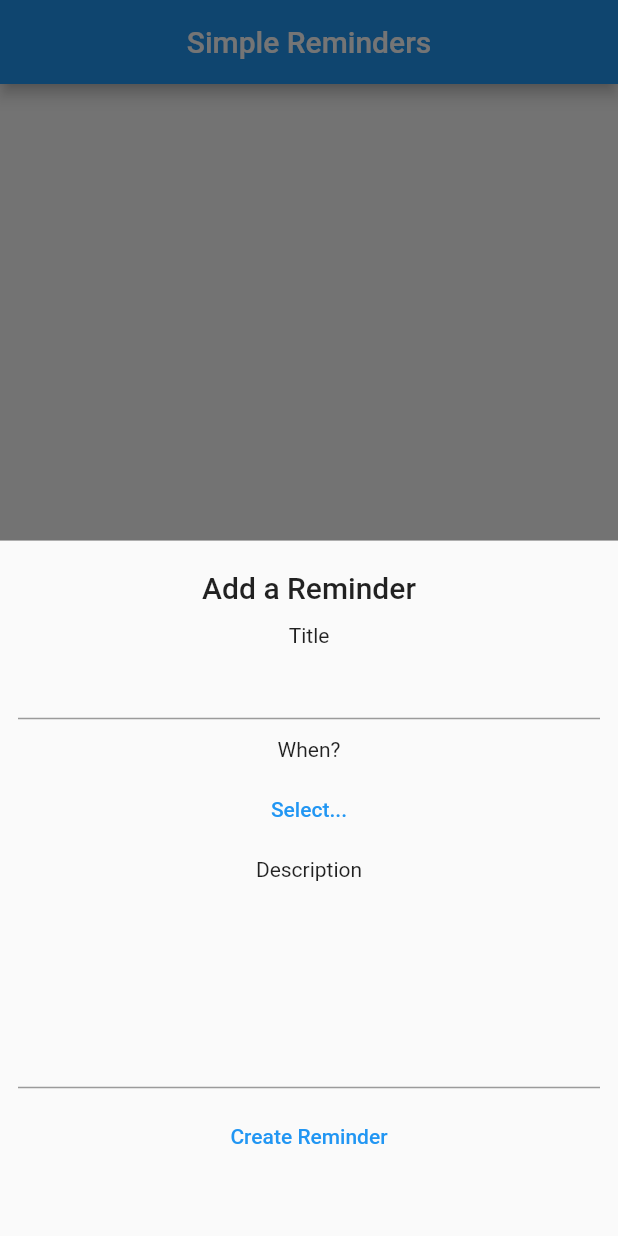
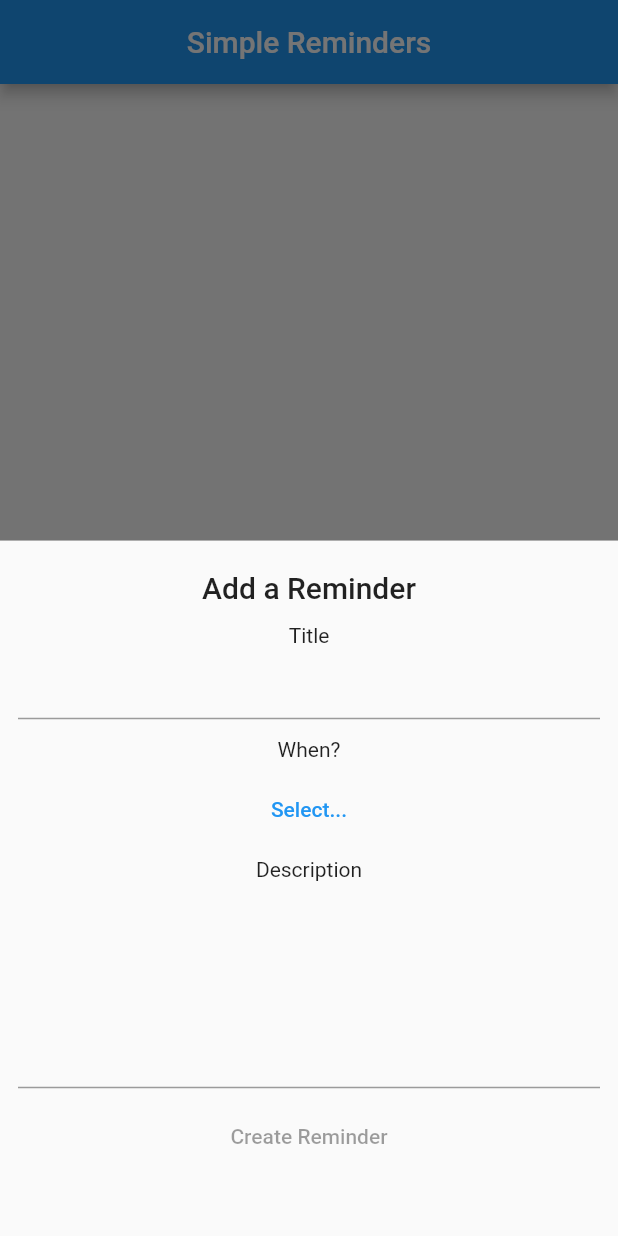
Before and after one commit to juancavallotti/flutter-firestore-appcheck-sample, a Flutter app: the screen it shows after launch, after a tap on the "add" icon, on a phone screen of 412 x 824 dp. Run offline on Flutter 3.47's test engine with Material 2 defaults, Android fonts, the light colour scheme and no system bars; drawn by our look-alikes of loader_overlay; our stand-ins replace cloud_firestore, firebase_core, flutter_bloc, flutter_dotenv; accounts and stored records are empty.

Commit message:
Add reminder state management now working

```diff
--- a/lib/app/add_reminder.dart
+++ b/lib/app/add_reminder.dart
@@ -1,4 +1,7 @@
 import 'package:flutter/material.dart';
+import 'package:flutter_bloc/flutter_bloc.dart';
+import 'package:intl/intl.dart';
+import 'package:reminders_app/app/add_reminder_state.dart';
 import 'package:reminders_app/utils/utils.dart';
 
 class AddReminder extends StatelessWidget {
@@ -8,6 +11,9 @@ class AddReminder extends StatelessWidget {
   Widget build(BuildContext context) {
     const formPadding = 12.0;
 
+    return BlocBuilder<AddReminderCubit, EditReminderState>(
+        builder: (context, state) {
+      final cubit = context.read<AddReminderCubit>();
       return Scaffold(
         body: <Widget>[
           Text(
@@ -15,44 +21,59 @@ class AddReminder extends StatelessWidget {
             style: Theme.of(context).textTheme.titleLarge,
           ).padding(top: 20),
           const Text("Title").padding(top: formPadding),
-        const TextField().padding(left: formPadding, right: formPadding),
+          TextFormField(
+            initialValue: state.title,
+            onChanged: (value) => cubit.updateField(title: value),
+          ).padding(left: formPadding, right: formPadding),
           const Text("When?").padding(top: formPadding),
           TextButton(
-          child: const Text("Select..."),
+            child: state.when == null
+                ? const Text("Select...")
+                : Text(
+                    "${DateFormat.yMd().format(state.when!)} ${DateFormat.jm().format(state.when!)}"),
             onPressed: () {
               _dateAndTimePicker(context,
-                onSelect: (dateTime) => print("Selected: $dateTime"));
+                  initialDateTime: state.when,
+                  onSelect: (dateTime) => cubit.updateField(when: dateTime));
             },
           )
               .boxExpand()
               .sizedBox(height: 40)
               .padding(left: formPadding, right: formPadding, top: formPadding),
           const Text("Description").padding(top: formPadding),
-        const TextField(
+          TextFormField(
+            initialValue: state.body,
             maxLines: 6,
+            onChanged: (value) => cubit.updateField(body: value),
           ).padding(left: formPadding, right: formPadding),
           TextButton(
+            onPressed: cubit.isValid() ? () {} : null,
             child: const Text("Create Reminder"),
-          onPressed: () {},
           )
               .boxExpand()
               .sizedBox(height: 40)
               .padding(left: formPadding, right: formPadding, top: formPadding)
         ].column().boxExpand(),
       );
+    });
   }
 }
 
 void _dateAndTimePicker(BuildContext context,
-    {required void Function(DateTime? dateTime) onSelect}) {
+    {DateTime? initialDateTime,
+    required void Function(DateTime? dateTime) onSelect}) {
   showDatePicker(
     context: context,
-    initialDate: DateTime.now(),
+    initialDate: initialDateTime ?? DateTime.now(),
     firstDate: DateTime.now(),
     lastDate: DateTime.now().add(const Duration(days: 60)),
   ).then((selectedDate) {
     if (selectedDate != null) {
-      showTimePicker(context: context, initialTime: TimeOfDay.now())
+      showTimePicker(
+              context: context,
+              initialTime: (initialDateTime == null)
+                  ? TimeOfDay.now()
+                  : TimeOfDay.fromDateTime(initialDateTime))
           .then((selectedTime) {
         if (selectedTime == null) {
           onSelect(null);
--- a/lib/app/add_reminder_state.dart
+++ b/lib/app/add_reminder_state.dart
@@ -1,14 +1,45 @@
 import 'package:flutter_bloc/flutter_bloc.dart';
-import 'package:reminders_app/app/reminder.dart';
 
-class AddReminderCubit extends Cubit<Reminder> {
-  AddReminderCubit() : super(Reminder(title: "", when: DateTime.now()));
+abstract class EditReminderState {
+  final String? title;
+  final DateTime? when;
+  final String? body;
+
+  EditReminderState({this.title, this.when, this.body});
+}
+
+class EditingReminderState extends EditReminderState {
+  EditingReminderState({super.title, super.when, super.body});
+}
+
+class SubmittedReminderState extends EditReminderState {
+  SubmittedReminderState({super.title, super.when, super.body});
+}
+
+class CanceledReminderState extends EditReminderState {}
+
+class AddReminderCubit extends Cubit<EditReminderState> {
+  AddReminderCubit() : super(EditingReminderState());
 
   void updateField({String? title, DateTime? when, String? body}) {
-    final newState = Reminder(
+    final newState = EditingReminderState(
         title: title ?? state.title,
         when: when ?? state.when,
         body: body ?? state.body);
     emit(newState);
   }
+
+  bool isValid() {
+    return state.title != null &&
+        state.title!.isNotEmpty &&
+        state.when != null &&
+        state.when!.isAfter(DateTime.now());
+  }
+
+  void create() {
+    if (isValid()) {
+      emit(SubmittedReminderState(
+          title: state.title, when: state.when, body: state.body));
+    }
+  }
 }
--- a/lib/app/home_screen.dart
+++ b/lib/app/home_screen.dart
@@ -2,6 +2,7 @@ import 'package:flutter/material.dart';
 import 'package:flutter_bloc/flutter_bloc.dart';
 import 'package:loader_overlay/loader_overlay.dart';
 import 'package:reminders_app/app/add_reminder.dart';
+import 'package:reminders_app/app/add_reminder_state.dart';
 import 'package:reminders_app/app/home_state.dart';
 
 import '../utils/utils.dart';
@@ -41,7 +42,11 @@ class HomeScreen extends StatelessWidget {
           onPressed: () {
             showModalBottomSheet(
               context: context,
-              builder: (context) => const AddReminder(),
+              builder: (_) => BlocProvider.value(
+                  value: BlocProvider.of<AddReminderCubit>(
+                    context,
+                  ),
+                  child: const AddReminder()),
             );
           },
         ),
--- a/pubspec.yaml
+++ b/pubspec.yaml
@@ -13,6 +13,7 @@ dependencies:
     sdk: flutter
   flutter_bloc: ^8.1.1
   flutter_dotenv: ^5.0.2
+  intl: ^0.18.0
   loader_overlay: ^2.1.0
 
 dev_dependencies:
```
Also changed, not shown: 1 other file. Lines whose indentation alone changed are shown as unchanged.
